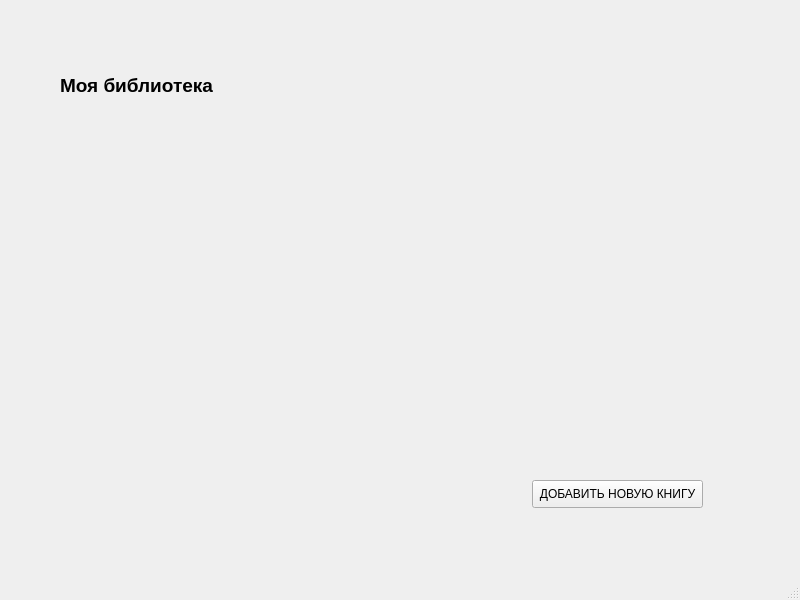
Before: the Qt Designer form data/all_books.ui in SandrinaL/Projekt, drawn with Qt 5.
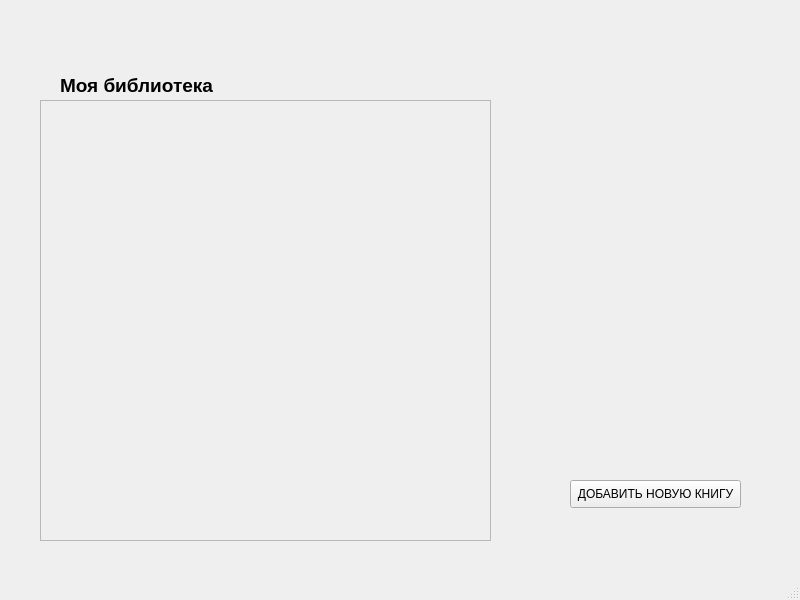
After: the same form once the commit is applied.

The edit to the form file:
```diff
--- a/data/all_books.ui
+++ b/data/all_books.ui
@@ -30,7 +30,7 @@
    <widget class="QPushButton" name="add_new_book">
     <property name="geometry">
      <rect>
-      <x>532</x>
+      <x>570</x>
       <y>480</y>
       <width>171</width>
       <height>28</height>
@@ -40,6 +40,29 @@
      <string>ДОБАВИТЬ НОВУЮ КНИГУ</string>
     </property>
    </widget>
+   <widget class="QScrollArea" name="scrollArea">
+    <property name="geometry">
+     <rect>
+      <x>40</x>
+      <y>100</y>
+      <width>451</width>
+      <height>441</height>
+     </rect>
+    </property>
+    <property name="widgetResizable">
+     <bool>true</bool>
+    </property>
+    <widget class="QWidget" name="scrollAreaWidgetContents">
+     <property name="geometry">
+      <rect>
+       <x>0</x>
+       <y>0</y>
+       <width>449</width>
+       <height>439</height>
+      </rect>
+     </property>
+    </widget>
+   </widget>
   </widget>
   <widget class="QMenuBar" name="menubar">
    <property name="geometry">
```
